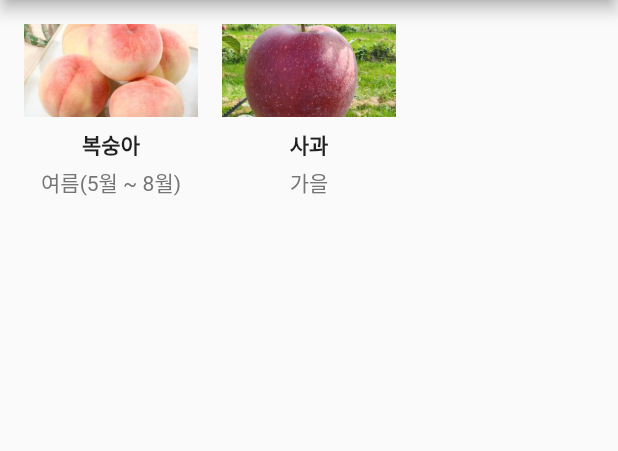
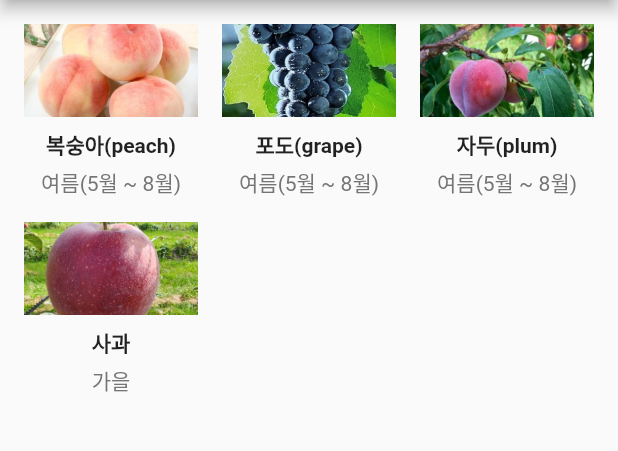
Before and after one commit to LYB9736/season1, a Flutter app: the screen it shows after launch, on a phone screen of 412 x 824 dp, the part 84-535 px from its top. Run offline on Flutter 3.47's test engine with Material 2 defaults, Android fonts, the phone set to English and light mode, and no system bars.

Commit message:
프로젝트 변경 1

```diff
--- a/lib/main.dart
+++ b/lib/main.dart
@@ -20,9 +20,21 @@ class Fruit {
 
 final fruits = [
   Fruit(
-    name: '복숭아',
+    name: '복숭아(peach)',
     season: '여름(5월 ~ 8월)',
     image: 'images/peach.jpg',
+    description: '복숭아는 대표적인 여름 제철 과일이다.',
+  ),
+  Fruit(
+    name: '포도(grape)',
+    season: '여름(5월 ~ 8월)',
+    image: 'images/grape.jpg',
+    description: '복숭아는 대표적인 여름 제철 과일이다.',
+  ),
+  Fruit(
+    name: '자두(plum)',
+    season: '여름(5월 ~ 8월)',
+    image: 'images/plum.jpg',
     description: '복숭아는 대표적인 여름 제철 과일이다.',
   ),
   Fruit(
--- a/pubspec.yaml
+++ b/pubspec.yaml
@@ -61,6 +61,8 @@ flutter:
   # To add assets to your application, add an assets section, like this:
   assets:
     - images/apple.jpg
+    - images/grape.jpg
+    - images/plum.jpg
     - images/peach.jpg
 
   # An image asset can refer to one or more resolution-specific "variants", see
```
Also changed, not shown: images/grape.jpg (added), images/plum.jpg (added).
